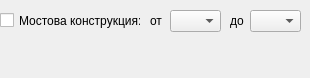
The window that src/View/uiComponents/qt_derived/RangeWidget.ui (thefinalcutbg/DinoDent) describes before a commit, drawn with Qt 5.
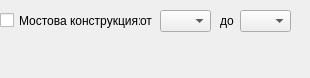
The same window after the commit.

Patch:
```diff
--- a/src/View/uiComponents/qt_derived/RangeWidget.ui
+++ b/src/View/uiComponents/qt_derived/RangeWidget.ui
@@ -38,7 +38,7 @@
   <widget class="QLabel" name="label_3">
    <property name="geometry">
     <rect>
-     <x>230</x>
+     <x>220</x>
      <y>10</y>
      <width>21</width>
      <height>21</height>
@@ -51,7 +51,7 @@
   <widget class="QComboBox" name="beginCombo">
    <property name="geometry">
     <rect>
-     <x>170</x>
+     <x>160</x>
      <y>10</y>
      <width>51</width>
      <height>22</height>
@@ -61,7 +61,7 @@
   <widget class="QComboBox" name="endCombo">
    <property name="geometry">
     <rect>
-     <x>250</x>
+     <x>240</x>
      <y>10</y>
      <width>51</width>
      <height>22</height>
@@ -87,7 +87,7 @@
   <widget class="QLabel" name="label_4">
    <property name="geometry">
     <rect>
-     <x>150</x>
+     <x>140</x>
      <y>10</y>
      <width>21</width>
      <height>21</height>
```
